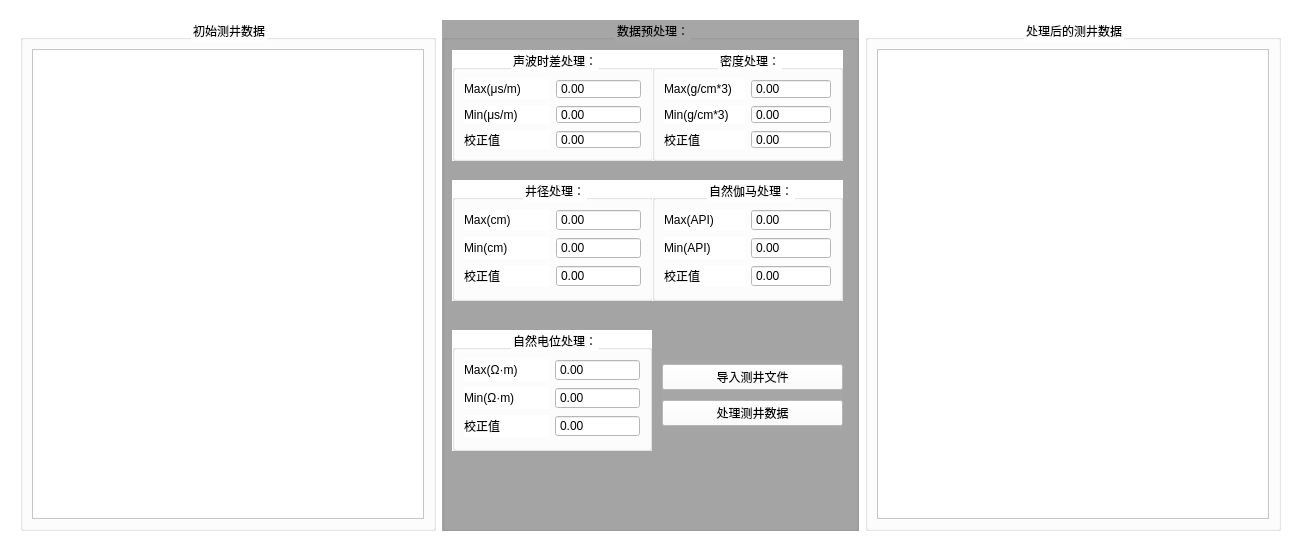
miketian2020/fracturing, file UI/loadlogdata.ui: the form before one commit.
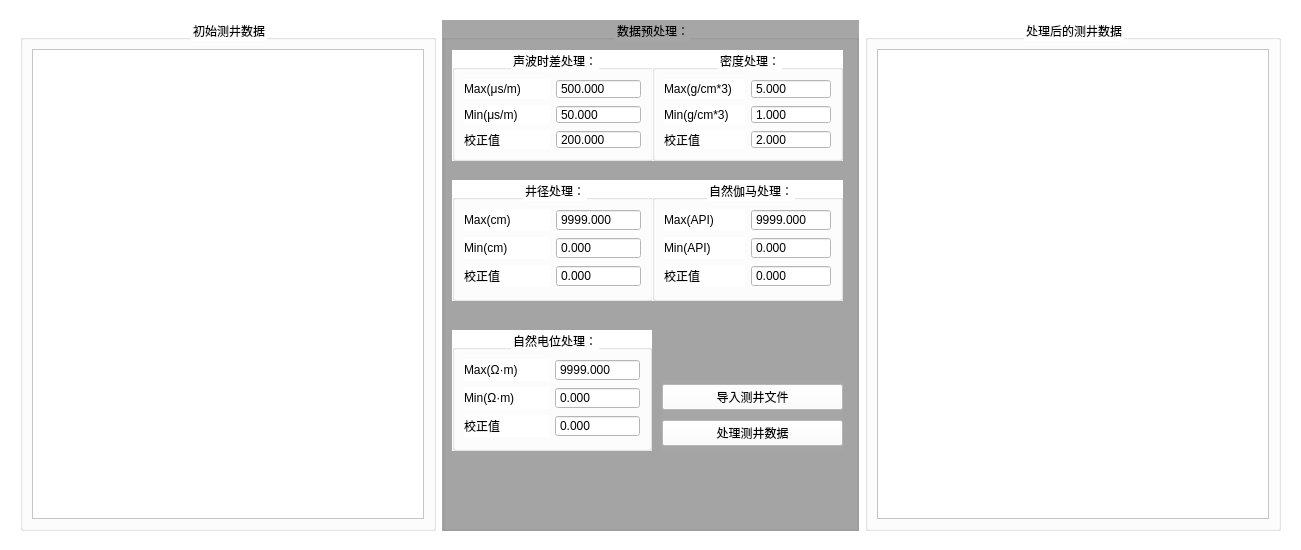
The form after the commit.

The edit to the form file:
```diff
--- a/UI/loadlogdata.ui
+++ b/UI/loadlogdata.ui
@@ -16,7 +16,7 @@
   <property name="styleSheet">
    <string notr="true">background-color: rgb(255, 255, 255);</string>
   </property>
-  <widget class="QWidget" name="">
+  <widget class="QWidget" name="layoutWidget">
    <property name="geometry">
     <rect>
      <x>20</x>
@@ -87,9 +87,18 @@
           <property name="suffix">
            <string/>
           </property>
+          <property name="decimals">
+           <number>3</number>
+          </property>
+          <property name="maximum">
+           <double>999999.000000000000000</double>
+          </property>
           <property name="stepType">
            <enum>QAbstractSpinBox::DefaultStepType</enum>
           </property>
+          <property name="value">
+           <double>500.000000000000000</double>
+          </property>
          </widget>
         </item>
         <item row="1" column="0">
@@ -107,9 +116,18 @@
           <property name="suffix">
            <string/>
           </property>
+          <property name="decimals">
+           <number>3</number>
+          </property>
+          <property name="maximum">
+           <double>999999.000000000000000</double>
+          </property>
           <property name="stepType">
            <enum>QAbstractSpinBox::DefaultStepType</enum>
           </property>
+          <property name="value">
+           <double>50.000000000000000</double>
+          </property>
          </widget>
         </item>
         <item row="2" column="0">
@@ -127,9 +145,18 @@
           <property name="suffix">
            <string/>
           </property>
+          <property name="decimals">
+           <number>3</number>
+          </property>
+          <property name="maximum">
+           <double>999999.000000000000000</double>
+          </property>
           <property name="stepType">
            <enum>QAbstractSpinBox::DefaultStepType</enum>
           </property>
+          <property name="value">
+           <double>200.000000000000000</double>
+          </property>
          </widget>
         </item>
        </layout>
@@ -168,9 +195,18 @@
           <property name="suffix">
            <string/>
           </property>
+          <property name="decimals">
+           <number>3</number>
+          </property>
+          <property name="maximum">
+           <double>999999.000000000000000</double>
+          </property>
           <property name="stepType">
            <enum>QAbstractSpinBox::DefaultStepType</enum>
           </property>
+          <property name="value">
+           <double>5.000000000000000</double>
+          </property>
          </widget>
         </item>
         <item row="1" column="0">
@@ -188,9 +224,18 @@
           <property name="suffix">
            <string/>
           </property>
+          <property name="decimals">
+           <number>3</number>
+          </property>
+          <property name="maximum">
+           <double>999999.000000000000000</double>
+          </property>
           <property name="stepType">
            <enum>QAbstractSpinBox::DefaultStepType</enum>
           </property>
+          <property name="value">
+           <double>1.000000000000000</double>
+          </property>
          </widget>
         </item>
         <item row="2" column="0">
@@ -208,9 +253,18 @@
           <property name="suffix">
            <string/>
           </property>
+          <property name="decimals">
+           <number>3</number>
+          </property>
+          <property name="maximum">
+           <double>999999.000000000000000</double>
+          </property>
           <property name="stepType">
            <enum>QAbstractSpinBox::DefaultStepType</enum>
           </property>
+          <property name="value">
+           <double>2.000000000000000</double>
+          </property>
          </widget>
         </item>
        </layout>
@@ -249,9 +303,18 @@
           <property name="suffix">
            <string/>
           </property>
+          <property name="decimals">
+           <number>3</number>
+          </property>
+          <property name="maximum">
+           <double>999999.000000000000000</double>
+          </property>
           <property name="stepType">
            <enum>QAbstractSpinBox::DefaultStepType</enum>
           </property>
+          <property name="value">
+           <double>9999.000000000000000</double>
+          </property>
          </widget>
         </item>
         <item row="1" column="0">
@@ -269,6 +332,12 @@
           <property name="suffix">
            <string/>
           </property>
+          <property name="decimals">
+           <number>3</number>
+          </property>
+          <property name="maximum">
+           <double>999999.000000000000000</double>
+          </property>
           <property name="stepType">
            <enum>QAbstractSpinBox::DefaultStepType</enum>
           </property>
@@ -289,6 +358,12 @@
           <property name="suffix">
            <string/>
           </property>
+          <property name="decimals">
+           <number>3</number>
+          </property>
+          <property name="maximum">
+           <double>999999.000000000000000</double>
+          </property>
           <property name="stepType">
            <enum>QAbstractSpinBox::DefaultStepType</enum>
           </property>
@@ -330,9 +405,18 @@
           <property name="suffix">
            <string/>
           </property>
+          <property name="decimals">
+           <number>3</number>
+          </property>
+          <property name="maximum">
+           <double>999999.000000000000000</double>
+          </property>
           <property name="stepType">
            <enum>QAbstractSpinBox::DefaultStepType</enum>
           </property>
+          <property name="value">
+           <double>9999.000000000000000</double>
+          </property>
          </widget>
         </item>
         <item row="1" column="0">
@@ -350,6 +434,12 @@
           <property name="suffix">
            <string/>
           </property>
+          <property name="decimals">
+           <number>3</number>
+          </property>
+          <property name="maximum">
+           <double>999999.000000000000000</double>
+          </property>
           <property name="stepType">
            <enum>QAbstractSpinBox::DefaultStepType</enum>
           </property>
@@ -370,6 +460,12 @@
           <property name="suffix">
            <string/>
           </property>
+          <property name="decimals">
+           <number>3</number>
+          </property>
+          <property name="maximum">
+           <double>999999.000000000000000</double>
+          </property>
           <property name="stepType">
            <enum>QAbstractSpinBox::DefaultStepType</enum>
           </property>
@@ -411,9 +507,18 @@
           <property name="suffix">
            <string/>
           </property>
+          <property name="decimals">
+           <number>3</number>
+          </property>
+          <property name="maximum">
+           <double>999999.000000000000000</double>
+          </property>
           <property name="stepType">
            <enum>QAbstractSpinBox::DefaultStepType</enum>
           </property>
+          <property name="value">
+           <double>9999.000000000000000</double>
+          </property>
          </widget>
         </item>
         <item row="1" column="0">
@@ -431,6 +536,12 @@
           <property name="suffix">
            <string/>
           </property>
+          <property name="decimals">
+           <number>3</number>
+          </property>
+          <property name="maximum">
+           <double>999999.000000000000000</double>
+          </property>
           <property name="stepType">
            <enum>QAbstractSpinBox::DefaultStepType</enum>
           </property>
@@ -451,6 +562,12 @@
           <property name="suffix">
            <string/>
           </property>
+          <property name="decimals">
+           <number>3</number>
+          </property>
+          <property name="maximum">
+           <double>999999.000000000000000</double>
+          </property>
           <property name="stepType">
            <enum>QAbstractSpinBox::DefaultStepType</enum>
           </property>
@@ -458,11 +575,11 @@
         </item>
        </layout>
       </widget>
-      <widget class="QWidget" name="">
+      <widget class="QWidget" name="layoutWidget">
        <property name="geometry">
         <rect>
          <x>220</x>
-         <y>340</y>
+         <y>360</y>
          <width>181</width>
          <height>71</height>
         </rect>
```
Left out of the diff: 4 changed lines with no effect on the pictures.
